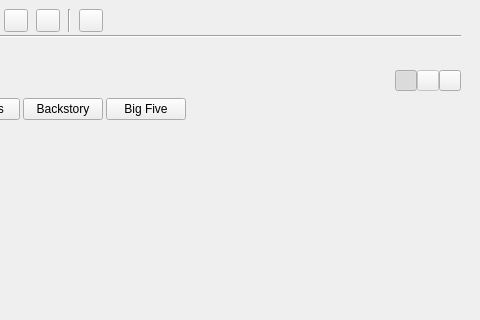
First picture: the form in ui/characters_view.ui, repository zkovari/plotlyst, before the edit; both pictures show x 430 to 910 and y 0 to 320 of the 910 by 656 pixel window.
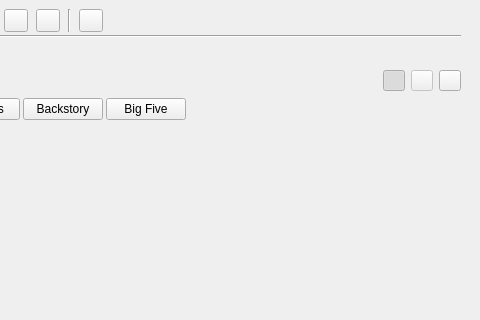
Second picture: the form after the edit. The open tabs and pages were chosen to show the change. Custom widgets are drawn as their Qt base class.

```diff
--- a/ui/characters_view.ui
+++ b/ui/characters_view.ui
@@ -622,7 +622,20 @@
               </spacer>
              </item>
              <item>
+              <widget class="QWidget" name="wdgComparisonLayout" native="true">
               <layout class="QHBoxLayout" name="horizontalLayout_9">
+                <property name="leftMargin">
+                 <number>0</number>
+                </property>
+                <property name="topMargin">
+                 <number>0</number>
+                </property>
+                <property name="rightMargin">
+                 <number>0</number>
+                </property>
+                <property name="bottomMargin">
+                 <number>0</number>
+                </property>
                <item>
                 <widget class="QToolButton" name="btnHorizontalComparison">
                  <property name="enabled">
@@ -714,6 +727,7 @@
                 </widget>
                </item>
               </layout>
+              </widget>
              </item>
             </layout>
            </item>
```
Left out of the diff: 7 changed lines with no effect on the pictures. Lines whose indentation alone changed are shown as unchanged.
